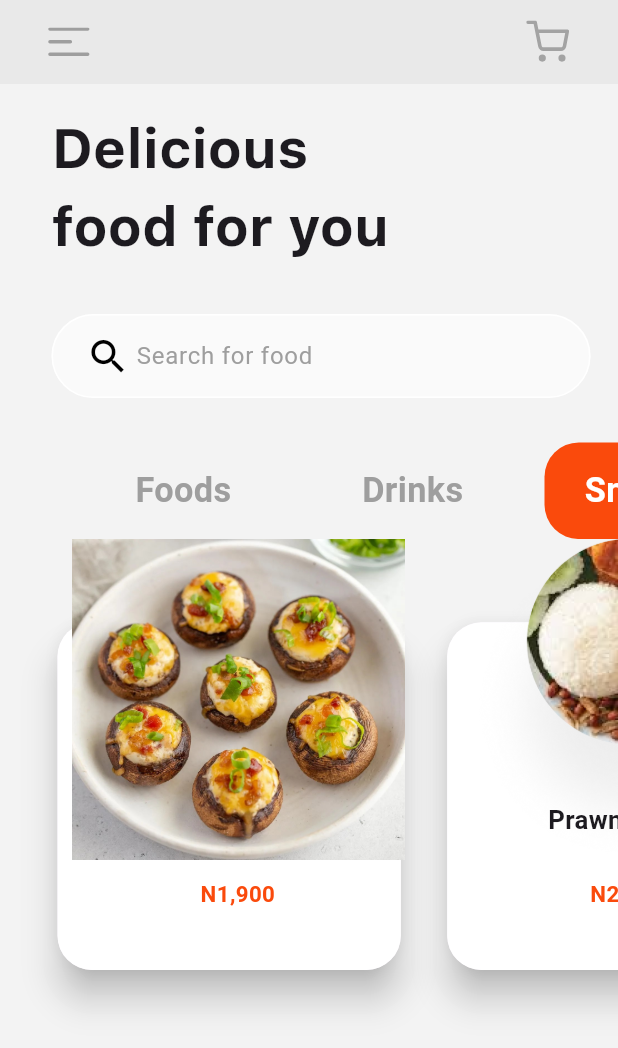
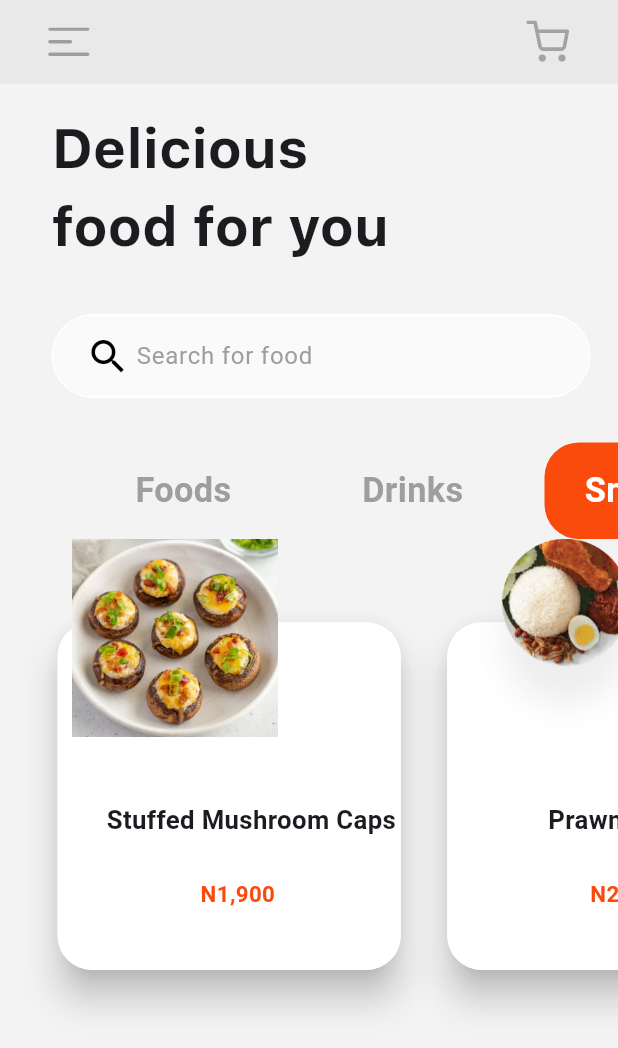
Before and after one commit to anuj-1637/food_delivery_app, a Flutter app: the Home_Screen screen opened directly, after a tap on "Drinks", after a tap on "Snacks", on a phone screen of 412 x 824 dp. Shown: the top 1048 px of the screen. Run offline on Flutter 3.47's test engine with Material 3 defaults, Android fonts, the phone set to English and light mode, and no system bars; our stand-ins replace flutter_screenutil, flutter_svg, font_awesome_flutter, rive; project files that could hold a hidden picture were left out.

Commit message:
food app

```diff
--- a/lib/bottom_nav_screens/home_screen.dart
+++ b/lib/bottom_nav_screens/home_screen.dart
@@ -211,7 +211,7 @@ class Home_Screen_State extends State<Home_Screen> {
                       isFood: true,
                     );
                   } else if (index == 2) {
-                    return foodCard(foodItems: snacksItems);
+                    return foodCard(foodItems: snacksItems, width: 120);
                   } else if (index == 3) {
                     return foodCard(
                       foodItems: dessertsItems,
```
